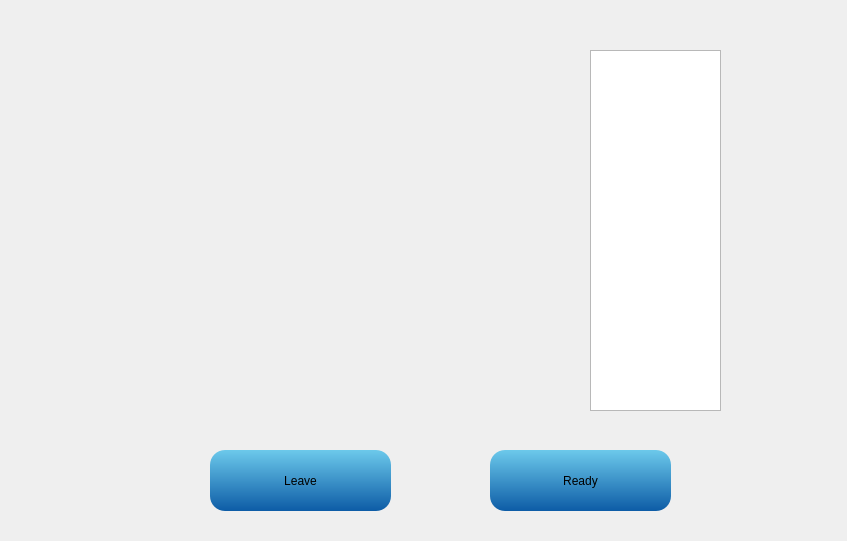
Before: the Qt Designer form mainwindow/waitingroom.ui in ruanxianzhi/eecs493, drawn with Qt 5.
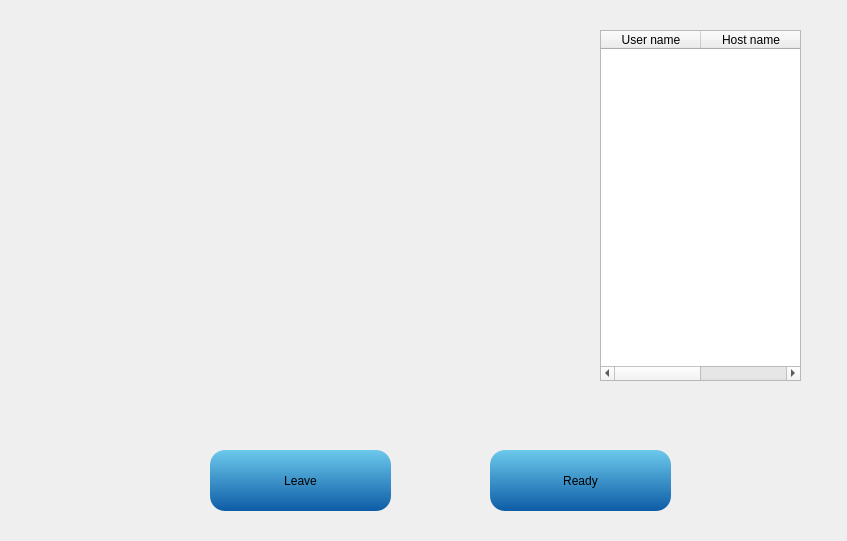
After: the same form once the commit is applied.

```diff
--- a/mainwindow/waitingroom.ui
+++ b/mainwindow/waitingroom.ui
@@ -64,18 +64,25 @@
     <string notr="true">background-color: transparent;</string>
    </property>
   </widget>
-  <widget class="QTableView" name="tableView_2">
+  <widget class="QTableWidget" name="tableWidget">
    <property name="geometry">
     <rect>
-     <x>590</x>
-     <y>50</y>
-     <width>131</width>
-     <height>361</height>
+     <x>600</x>
+     <y>30</y>
+     <width>201</width>
+     <height>351</height>
     </rect>
    </property>
-   <property name="styleSheet">
-    <string notr="true"/>
-   </property>
+   <column>
+    <property name="text">
+     <string>User name</string>
+    </property>
+   </column>
+   <column>
+    <property name="text">
+     <string>Host name</string>
+    </property>
+   </column>
   </widget>
  </widget>
  <resources/>
```
